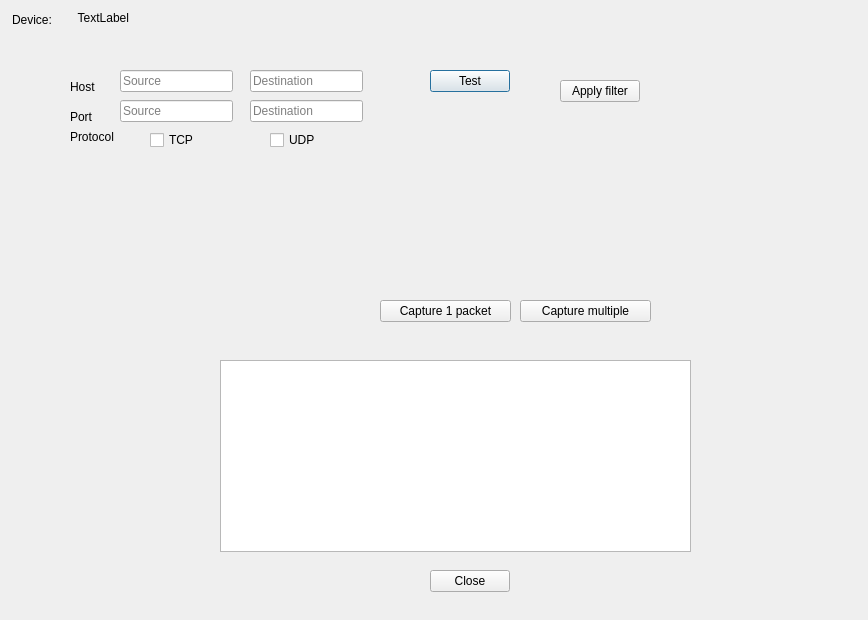
First picture: the form in packetcapturewindow.ui, repository AONunan/FinalYearProject, before the edit.
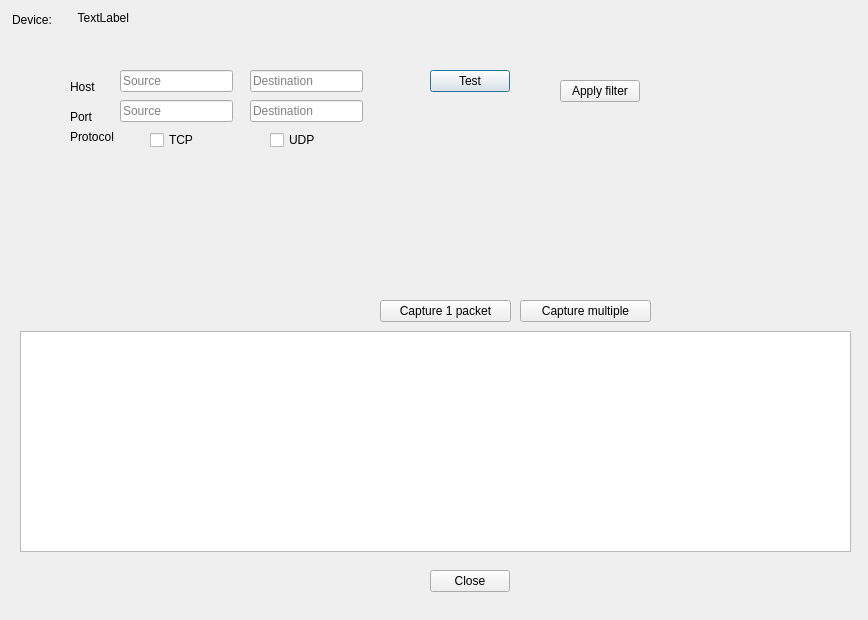
Second picture: the form after the edit.

Diff of the .ui file:
```diff
--- a/packetcapturewindow.ui
+++ b/packetcapturewindow.ui
@@ -185,10 +185,10 @@
   <widget class="QListWidget" name="listWidget_packets">
    <property name="geometry">
     <rect>
-     <x>220</x>
-     <y>360</y>
-     <width>471</width>
-     <height>192</height>
+     <x>20</x>
+     <y>331</y>
+     <width>831</width>
+     <height>221</height>
     </rect>
    </property>
   </widget>
```
